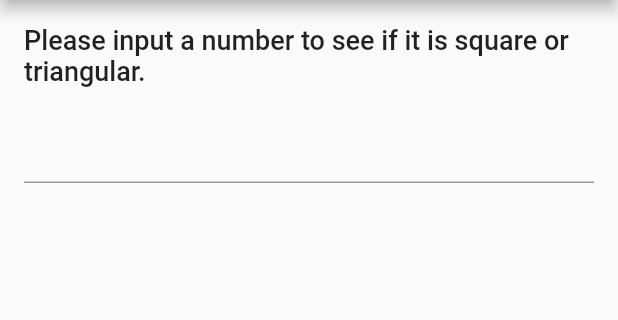
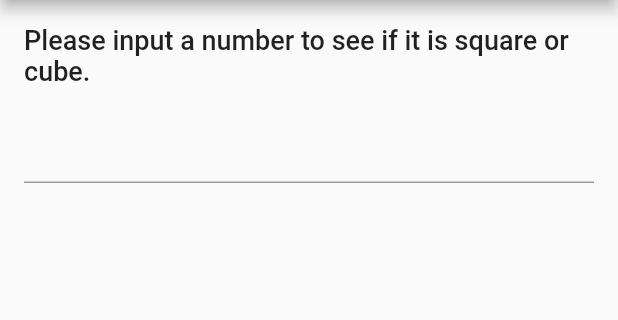
Before and after one commit to alxcraciun/number_shapes, a Flutter app: the screen it shows after launch, on a phone screen of 412 x 824 dp, the part 84-404 px from its top. Run offline on Flutter 3.47's test engine with Material 2 defaults, Android fonts, the phone set to English and light mode, and no system bars.

Commit message:
Changed "triangular" to "cube"

```diff
--- a/lib/main.dart
+++ b/lib/main.dart
@@ -50,7 +50,7 @@ class _HomePageState extends State<HomePage> {
           const Padding(
             padding: EdgeInsets.fromLTRB(16.0, 16.0, 8.0, 8.0),
             child: Text(
-                "Please input a number to see if it is square or triangular.",
+                "Please input a number to see if it is square or cube.",
                 style: TextStyle(
                   fontSize: 18,
                   fontWeight: FontWeight.w500,
@@ -105,7 +105,7 @@ class _HomePageState extends State<HomePage> {
                       return AlertDialog(
                         title: Text(_textController.text),
                         content: SingleChildScrollView(
-                          child: Text('Number ${_textController.text} is both triangular and square'),
+                          child: Text('Number ${_textController.text} is both cube and square'),
                         ),
                         actions: <Widget>[
                           TextButton(
@@ -172,7 +172,7 @@ class _HomePageState extends State<HomePage> {
                     return AlertDialog(
                       title: Text(_textController.text),
                       content: SingleChildScrollView(
-                        child: Text('Number ${_textController.text} is NEITHER triangular, nor square')
+                        child: Text('Number ${_textController.text} is NEITHER cube, nor square')
                       ),
                       actions: <Widget>[
                         TextButton(
```
